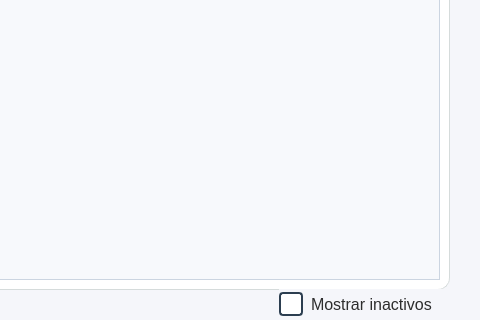
Proyecto-Uptjaa/Proyecto_SIRA, file resources/ui/gestion_estudiantes.ui: the form before one commit; both pictures show x 631 to 1111 and y 301 to 621 of the 1111 by 621 pixel window.
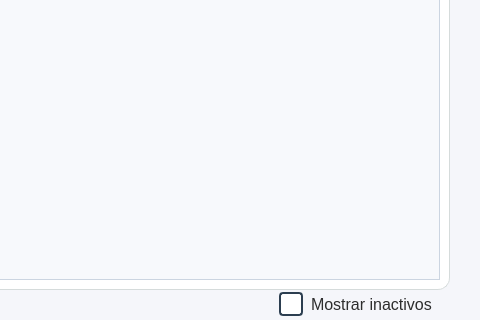
The form after the commit. Icons and pictures are not drawn.

What changed in the file:
```diff
--- a/resources/ui/gestion_estudiantes.ui
+++ b/resources/ui/gestion_estudiantes.ui
@@ -361,6 +361,7 @@
     <string notr="true">QCheckBox {
     spacing: 8px;
     color: #2d2d2d;
+	background-color: transparent;
 }
 
 QCheckBox::indicator {
```
